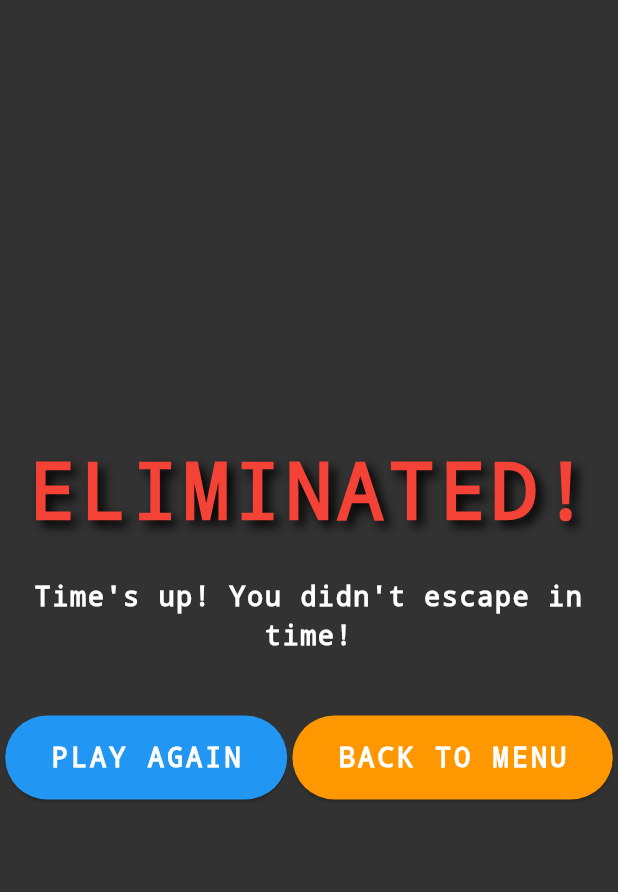
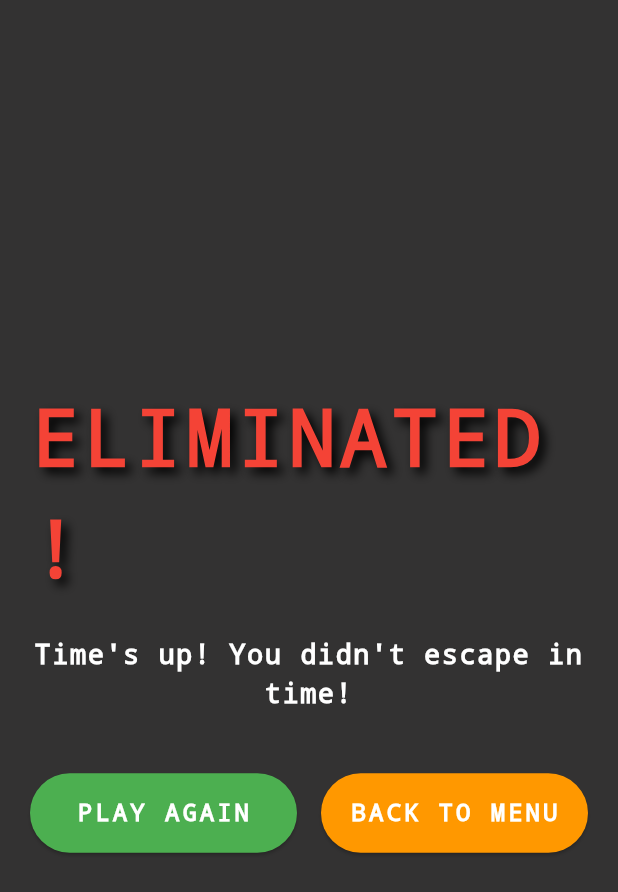
Before and after one commit to Kidpech-code/squid_game_flutter, a Flutter app: the JRGameOverScreen widget shown alone on an empty page, opened directly with empty values, on a phone screen of 412 x 824 dp. Shown: the top 892 px of the screen. Run offline on Flutter 3.47's test engine with Material 3 defaults, Android fonts, the phone set to English and light mode, and no system bars; our stand-ins replace confetti, lottie.

Commit message:
Refactor game over and win screens button layout and styles
Unified button styles and layout for JRGameOverScreen and WinScreen by using GameTextStyles.button and consistent padding. Also adjusted button font size in text_styles.dart and made minor code formatting improvements for readability.

```diff
--- a/lib/constants/text_styles.dart
+++ b/lib/constants/text_styles.dart
@@ -8,10 +8,7 @@ class GameTextStyles {
     color: Colors.white,
     fontFamily: 'Courier',
     letterSpacing: 2.0,
-    shadows: [
-      Shadow(offset: Offset(3, 3), blurRadius: 6, color: Colors.black),
-      Shadow(offset: Offset(-1, -1), blurRadius: 2, color: Colors.red),
-    ],
+    shadows: [Shadow(offset: Offset(3, 3), blurRadius: 6, color: Colors.black), Shadow(offset: Offset(-1, -1), blurRadius: 2, color: Colors.red)],
   );
 
   // Instructions text
@@ -40,10 +37,7 @@ class GameTextStyles {
     color: Colors.green,
     fontFamily: 'Courier',
     letterSpacing: 3.0,
-    shadows: [
-      Shadow(offset: Offset(4, 4), blurRadius: 8, color: Colors.black),
-      Shadow(offset: Offset(-1, -1), blurRadius: 2, color: Colors.yellow),
-    ],
+    shadows: [Shadow(offset: Offset(4, 4), blurRadius: 8, color: Colors.black), Shadow(offset: Offset(-1, -1), blurRadius: 2, color: Colors.yellow)],
   );
 
   // Game UI styles
@@ -65,7 +59,7 @@ class GameTextStyles {
 
   // Button styles
   static const TextStyle button = TextStyle(
-    fontSize: 20,
+    fontSize: 16,
     fontWeight: FontWeight.w900,
     fontFamily: 'Courier',
     letterSpacing: 2.0,
--- a/lib/screens/JRGame/jr_game_over_screen.dart
+++ b/lib/screens/JRGame/jr_game_over_screen.dart
@@ -1,4 +1,5 @@
 import 'package:flutter/material.dart';
+import '../../constants/text_styles.dart';
 import '../../game/JRGame/constants/jr_game_constants.dart';
 
 class JRGameOverScreen extends StatelessWidget {
@@ -6,16 +7,12 @@ class JRGameOverScreen extends StatelessWidget {
   final bool isPlayerDead;
   final VoidCallback onPlayAgain;
 
-  const JRGameOverScreen({
-    super.key,
-    required this.isWinner,
-    required this.isPlayerDead,
-    required this.onPlayAgain,
-  });
+  const JRGameOverScreen({super.key, required this.isWinner, required this.isPlayerDead, required this.onPlayAgain});
 
   @override
   Widget build(BuildContext context) {
     return Container(
+      padding: const EdgeInsets.all(20),
       color: JRGameConstants.backgroundBlack.withValues(alpha: 0.8),
       child: Center(
         child: Column(
@@ -26,24 +23,12 @@ class JRGameOverScreen extends StatelessWidget {
               style: TextStyle(
                 fontSize: 52,
                 fontWeight: FontWeight.w900,
-                color:
-                    isWinner
-                        ? JRGameConstants.winnerGreen
-                        : JRGameConstants.primaryRed,
+                color: isWinner ? JRGameConstants.winnerGreen : JRGameConstants.primaryRed,
                 fontFamily: 'Courier',
                 letterSpacing: 3.0,
                 shadows: [
-                  Shadow(
-                    offset: Offset(4, 4),
-                    blurRadius: 8,
-                    color: Colors.black,
-                  ),
-                  if (isWinner)
-                    Shadow(
-                      offset: Offset(-1, -1),
-                      blurRadius: 2,
-                      color: Colors.yellow,
-                    ),
+                  Shadow(offset: Offset(4, 4), blurRadius: 8, color: Colors.black),
+                  if (isWinner) Shadow(offset: Offset(-1, -1), blurRadius: 2, color: Colors.yellow),
                 ],
               ),
             ),
@@ -63,45 +48,31 @@ class JRGameOverScreen extends StatelessWidget {
             Row(
               mainAxisAlignment: MainAxisAlignment.spaceEvenly,
               children: [
-                ElevatedButton(
+                Expanded(
+                  child: Padding(
+                    padding: const EdgeInsets.only(right: 8.0),
+                    child: ElevatedButton(
                       onPressed: onPlayAgain,
                       style: ElevatedButton.styleFrom(
-                    backgroundColor: JRGameConstants.primaryBlue,
-                    padding: const EdgeInsets.symmetric(
-                      horizontal: 30,
-                      vertical: 15,
+                        backgroundColor: Colors.green,
+                        padding: const EdgeInsets.symmetric(horizontal: 15, vertical: 15),
                       ),
-                  ),
-                  child: const Text(
-                    'PLAY AGAIN',
-                    style: TextStyle(
-                      fontSize: 18,
-                      fontWeight: FontWeight.w900,
-                      fontFamily: 'Courier',
-                      letterSpacing: 2.0,
-                      color: JRGameConstants.textWhite,
+                      child: const Text('PLAY AGAIN', style: GameTextStyles.button),
                     ),
                   ),
                 ),
-                ElevatedButton(
+                Expanded(
+                  child: Padding(
+                    padding: const EdgeInsets.only(left: 8.0),
+                    child: ElevatedButton(
                       onPressed: () {
                         Navigator.of(context).popUntil((route) => route.isFirst);
                       },
                       style: ElevatedButton.styleFrom(
-                    backgroundColor: JRGameConstants.primaryOrange,
-                    padding: const EdgeInsets.symmetric(
-                      horizontal: 30,
-                      vertical: 15,
+                        backgroundColor: Colors.orange,
+                        padding: const EdgeInsets.symmetric(horizontal: 15, vertical: 15),
                       ),
-                  ),
-                  child: const Text(
-                    'BACK TO MENU',
-                    style: TextStyle(
-                      fontSize: 18,
-                      fontWeight: FontWeight.w900,
-                      fontFamily: 'Courier',
-                      letterSpacing: 2.0,
-                      color: JRGameConstants.textWhite,
+                      child: const Text('BACK TO MENU', style: GameTextStyles.button),
                     ),
                   ),
                 ),
```
Also changed, not shown: lib/screens/RGLight/win_screen.dart (+17 -27 lines). Lines whose indentation alone changed are shown as unchanged.
